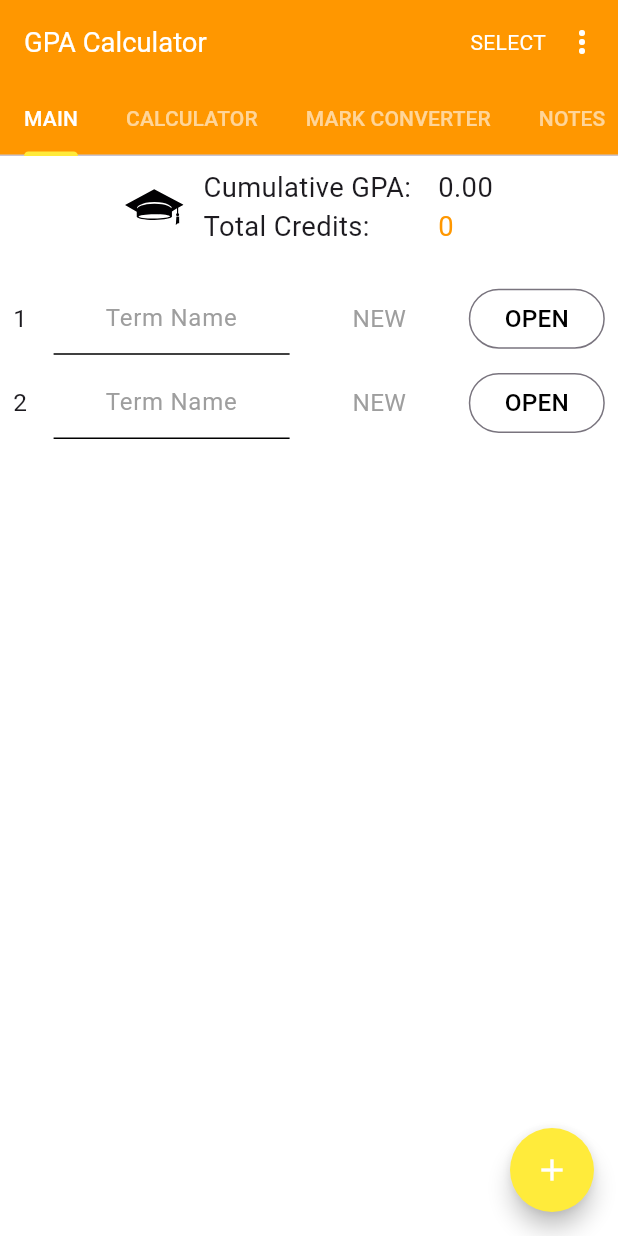
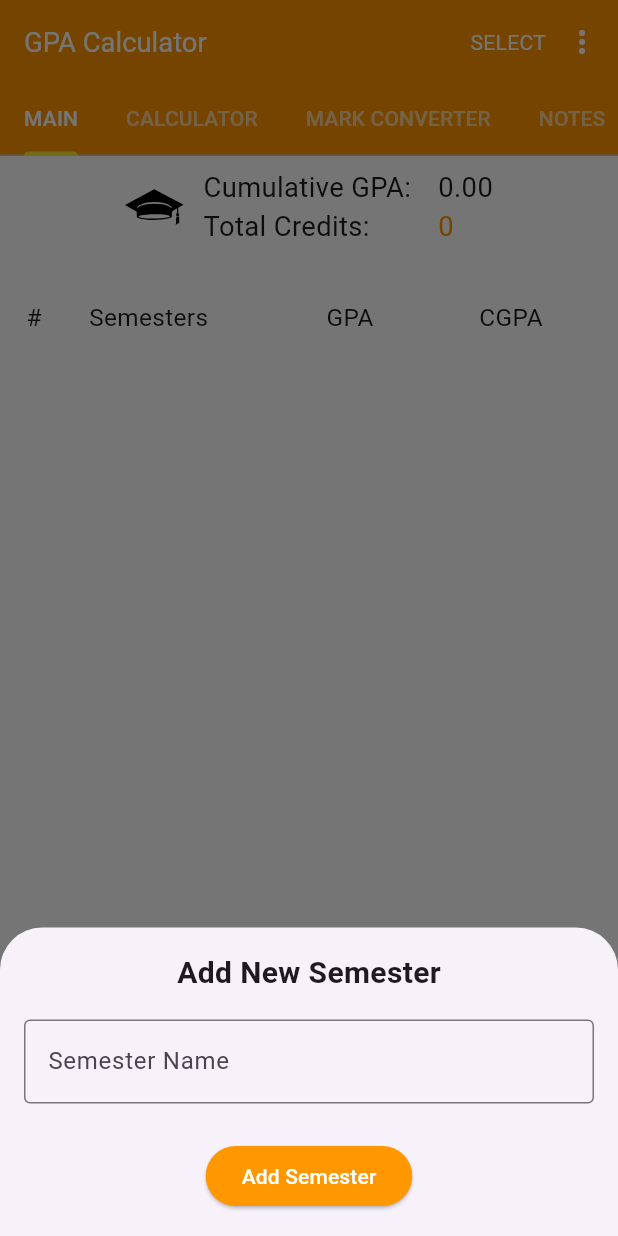
Before and after one commit to mohamed-yaseen13/GPA-Calculator, a Flutter app: the screen it shows after launch, after a tap on the "add" icon, on a phone screen of 412 x 824 dp. Run offline on Flutter 3.47's test engine with Material 3 defaults, Android fonts, the phone set to English and light mode, and no system bars; our stand-ins replace firebase_core, flutter_bloc, flutter_dotenv, flutter_screenutil, flutter_svg, freezed_annotation and 1 more; accounts and stored records are empty.

Commit message:
Edit Main Screen ui

```diff
--- a/lib/feature/application_app_bar/logic/application_app_bar_cubit.dart
+++ b/lib/feature/application_app_bar/logic/application_app_bar_cubit.dart
@@ -62,11 +62,11 @@ class ApplicationAppBarCubit extends Cubit<ApplicationAppBarState> {
     );
   }
 
-  void addSemester() {
+  void addSemester({required String name}) {
     SemesterModel newSemester = SemesterModel(
       courses: [],
       gpa: 0,
-      name: '',
+      name: name,
       selected: false,
     );
 
--- a/lib/feature/tabs/main_tab/ui/main_screen.dart
+++ b/lib/feature/tabs/main_tab/ui/main_screen.dart
@@ -1,10 +1,11 @@
 import 'package:flutter/material.dart';
 import 'package:flutter_bloc/flutter_bloc.dart';
-import 'package:gpa_calculator/core/helpers/functions.dart';
 import 'package:gpa_calculator/core/helpers/spacing.dart';
 import 'package:gpa_calculator/core/logic/gpa_calculations_cubit.dart';
 import 'package:gpa_calculator/feature/application_app_bar/logic/application_app_bar_cubit.dart';
+import 'package:gpa_calculator/feature/tabs/main_tab/ui/widgets/add_semester_bottom_sheet.dart';
 import 'package:gpa_calculator/feature/tabs/main_tab/ui/widgets/main_student_data.dart';
+import 'package:gpa_calculator/feature/tabs/main_tab/ui/widgets/main_student_header.dart';
 import 'package:gpa_calculator/feature/tabs/main_tab/ui/widgets/main_student_semesters.dart';
 
 class MainScreen extends StatelessWidget {
@@ -19,15 +20,35 @@ class MainScreen extends StatelessWidget {
           children: [
             MainStudentData(),
             verticalSpace(12),
+            MainStudentHeader(),
             MainStudentSemesters(),
           ],
         ),
       ),
       floatingActionButton: FloatingActionButton(
-        onPressed: () {
-          context.read<ApplicationAppBarCubit>().addSemester();
-          context.read<GpaCalculationsCubit>().calculateGpaAndCgpa();
-          printStudentData();
+        onPressed: () async {
+          final result = await showModalBottomSheet(
+            context: context,
+            isScrollControlled: true,
+            builder:
+                (bottomSheetContext) => BlocProvider.value(
+                  value: context.read<ApplicationAppBarCubit>(),
+                  child: Padding(
+                    padding: EdgeInsets.only(
+                      bottom:
+                          MediaQuery.of(bottomSheetContext).viewInsets.bottom,
+                    ),
+                    child: AddSemesterBottomSheet(),
+                  ),
+                ),
+          );
+
+          if (result != null) {
+            context.read<ApplicationAppBarCubit>().addSemester(
+              name: result['name'],
+            );
+            context.read<GpaCalculationsCubit>().calculateGpaAndCgpa();
+          }
         },
         backgroundColor: Colors.yellow,
         foregroundColor: Colors.white,
--- /dev/null
+++ b/lib/feature/tabs/main_tab/ui/widgets/add_semester_bottom_sheet.dart
@@ -0,0 +1,65 @@
+import 'package:flutter/material.dart';
+import 'package:flutter/services.dart';
+import 'package:gpa_calculator/core/helpers/spacing.dart';
+import 'package:gpa_calculator/core/theming/app_colors.dart';
+
+class AddSemesterBottomSheet extends StatefulWidget {
+  const AddSemesterBottomSheet({super.key});
+
+  @override
+  State<AddSemesterBottomSheet> createState() => _AddSemesterBottomSheetState();
+}
+
+class _AddSemesterBottomSheetState extends State<AddSemesterBottomSheet> {
+  final _formKey = GlobalKey<FormState>();
+  final _nameController = TextEditingController();
+  @override
+  Widget build(BuildContext context) {
+    return Container(
+      padding: EdgeInsets.all(16),
+      child: Form(
+        key: _formKey,
+        child: Column(
+          mainAxisSize: MainAxisSize.min,
+          children: [
+            Text(
+              'Add New Semester',
+              style: TextStyle(fontSize: 20, fontWeight: FontWeight.bold),
+            ),
+            verticalSpace(16),
+            TextFormField(
+              controller: _nameController,
+              inputFormatters: [LengthLimitingTextInputFormatter(20)],
+              decoration: InputDecoration(
+                labelText: 'Semester Name',
+                border: OutlineInputBorder(),
+                focusedBorder: OutlineInputBorder(
+                  borderSide: BorderSide(color: AppColors.mainOrange),
+                ),
+              ),
+              validator: (value) {
+                if (value?.isEmpty ?? true) {
+                  return 'Please enter Semester name';
+                }
+                return null;
+              },
+            ),
+            verticalSpace(24),
+            ElevatedButton(
+              onPressed: () {
+                if (_formKey.currentState!.validate()) {
+                  Navigator.pop(context, {'name': _nameController.text});
+                }
+              },
+              style: ElevatedButton.styleFrom(
+                backgroundColor: AppColors.mainOrange,
+                foregroundColor: Colors.white,
+              ),
+              child: Text('Add Semester'),
+            ),
+          ],
+        ),
+      ),
+    );
+  }
+}
--- /dev/null
+++ b/lib/feature/tabs/main_tab/ui/widgets/main_student_header.dart
@@ -0,0 +1,45 @@
+import 'package:flutter/material.dart';
+import 'package:flutter_screenutil/flutter_screenutil.dart';
+
+class MainStudentHeader extends StatelessWidget {
+  const MainStudentHeader({super.key});
+
+  @override
+  Widget build(BuildContext context) {
+    return Padding(
+      padding: EdgeInsets.symmetric(horizontal: 16.w, vertical: 16.h),
+      child: Row(
+        children: [
+          SizedBox(
+            width: 1.w,
+            child: Text('#', style: TextStyle(fontSize: 16.sp)),
+          ),
+          Expanded(
+            flex: 3,
+            child: Text(
+              'Semesters',
+              style: TextStyle(fontSize: 16.sp),
+              textAlign: TextAlign.center,
+            ),
+          ),
+          Expanded(
+            flex: 2,
+            child: Text(
+              'GPA',
+              style: TextStyle(fontSize: 16.sp),
+              textAlign: TextAlign.center,
+            ),
+          ),
+          Expanded(
+            flex: 2,
+            child: Text(
+              'CGPA',
+              style: TextStyle(fontSize: 16.sp),
+              textAlign: TextAlign.center,
+            ),
+          ),
+        ],
+      ),
+    );
+  }
+}
--- a/lib/feature/tabs/main_tab/ui/widgets/main_student_semesters.dart
+++ b/lib/feature/tabs/main_tab/ui/widgets/main_student_semesters.dart
@@ -1,42 +1,19 @@
 import 'package:flutter/material.dart';
-import 'package:flutter/services.dart';
 import 'package:flutter_bloc/flutter_bloc.dart';
 import 'package:flutter_screenutil/flutter_screenutil.dart';
 import 'package:gpa_calculator/core/helpers/extensions.dart';
-import 'package:gpa_calculator/core/helpers/spacing.dart';
 import 'package:gpa_calculator/core/logic/gpa_calculations_cubit.dart';
 import 'package:gpa_calculator/core/logic/gpa_calculations_state.dart';
 import 'package:gpa_calculator/core/routing/app_routes.dart';
-import 'package:gpa_calculator/core/theming/app_colors.dart';
 import 'package:gpa_calculator/feature/application_app_bar/logic/application_app_bar_cubit.dart';
 
-class MainStudentSemesters extends StatefulWidget {
+class MainStudentSemesters extends StatelessWidget {
   const MainStudentSemesters({super.key});
 
   @override
-  State<MainStudentSemesters> createState() => _MainStudentSemestersState();
-}
-
-class _MainStudentSemestersState extends State<MainStudentSemesters> {
-  List<TextEditingController> _controllers = [];
-
-  @override
   Widget build(BuildContext context) {
-    if (_controllers.length !=
-        context.read<ApplicationAppBarCubit>().state.semesters.length) {
-      for (var c in _controllers) {
-        c.dispose();
-      }
-      _controllers = List.generate(
-        context.read<ApplicationAppBarCubit>().state.semesters.length,
-        (i) => TextEditingController(
-          text: context.read<ApplicationAppBarCubit>().state.semesters[i].name,
-        ),
-      );
-    }
-
     return Padding(
-      padding: EdgeInsets.symmetric(horizontal: 8.w),
+      padding: EdgeInsets.symmetric(horizontal: 16.w),
       child: Column(
         children:
             context
@@ -56,7 +33,12 @@ class _MainStudentSemestersState extends State<MainStudentSemesters> {
                                 .read<ApplicationAppBarCubit>()
                                 .state
                                 .selectionMode
-                            ? IconButton(
+                            ? SizedBox(
+                              height: 24.h,
+                              width: 16.w,
+                              child: IconButton(
+                                padding: EdgeInsets.zero,
+                                constraints: BoxConstraints(),
                                 icon: Icon(
                                   semester.selected == true
                                       ? Icons.check_box
@@ -68,48 +50,47 @@ class _MainStudentSemestersState extends State<MainStudentSemesters> {
                                       .read<ApplicationAppBarCubit>()
                                       .toggleSelect(index);
                                 },
+                              ),
                             )
-                            : Text(
+                            : SizedBox(
+                              width: 1.w,
+                              child: Text(
                                 '${index + 1}',
                                 style: TextStyle(fontSize: 16.sp),
                               ),
-                        horizontalSpace(16),
+                            ),
                         Expanded(
-                          child: TextFormField(
-                            controller: _controllers[index],
-                            textAlign: TextAlign.center,
-                            inputFormatters: [
-                              LengthLimitingTextInputFormatter(15),
-                            ],
-                            decoration: InputDecoration(
-                              hintText: 'Term Name',
-                              hintStyle: TextStyle(color: Colors.grey),
-                              enabledBorder: UnderlineInputBorder(
-                                borderSide: BorderSide(color: Colors.black),
+                          flex: 3,
+                          child: Align(
+                            child: OutlinedButton(
+                              style: OutlinedButton.styleFrom(
+                                padding: EdgeInsets.symmetric(
+                                  horizontal: 18.w,
+                                  vertical: 8.h,
                                 ),
-                              focusedBorder: UnderlineInputBorder(
-                                borderSide: BorderSide(
-                                  color: AppColors.mainOrange,
+                                minimumSize: Size(0, 0),
+                              ),
+                              onPressed: () {
+                                context.pushNamed(
+                                  AppRoutes.semesterScreen,
+                                  arguments: {'semesterIndex': index},
+                                );
+                              },
+                              child: Text(
+                                semester.name,
+                                style: TextStyle(fontSize: 16.sp),
                               ),
                             ),
                           ),
-                            onChanged: (value) {
-                              context
-                                  .read<ApplicationAppBarCubit>()
-                                  .state
-                                  .semesters[index]
-                                  .name = value;
-                            },
                         ),
-                        ),
-                        horizontalSpace(38),
                         BlocBuilder<GpaCalculationsCubit, GpaCalculationsState>(
                           builder: (context, state) {
-                            return Text(
+                            return Expanded(
+                              flex: 2,
+                              child: Text(
                                 semester.courses.isNotEmpty
-                                  ? state.semesters[index].gpa.toStringAsFixed(
-                                    2,
-                                  )
+                                    ? state.semesters[index].gpa
+                                        .toStringAsFixed(2)
                                     : 'NEW',
                                 style: TextStyle(
                                   fontSize: 16.sp,
@@ -118,24 +99,31 @@ class _MainStudentSemestersState extends State<MainStudentSemesters> {
                                           ? Colors.black
                                           : Colors.grey,
                                 ),
+                                textAlign: TextAlign.center,
+                              ),
                             );
                           },
                         ),
-                        horizontalSpace(38),
-                        OutlinedButton(
-                          onPressed: () {
-                            context.pushNamed(
-                              AppRoutes.semesterScreen,
-                              arguments: {'semesterIndex': index},
+                        BlocBuilder<GpaCalculationsCubit, GpaCalculationsState>(
+                          builder: (context, state) {
+                            return Expanded(
+                              flex: 2,
+                              child: Text(
+                                semester.courses.isNotEmpty
+                                    ? state.semesters[index].cgpaChanged
+                                        .toStringAsFixed(2)
+                                    : "NEW",
+                                style: TextStyle(
+                                  fontSize: 16.sp,
+                                  color:
+                                      semester.courses.isNotEmpty
+                                          ? Colors.black
+                                          : Colors.grey,
+                                ),
+                                textAlign: TextAlign.center,
+                              ),
                             );
                           },
-                          child: Text(
-                            'OPEN',
-                            style: TextStyle(
-                              fontSize: 16.sp,
-                              color: Colors.black,
-                            ),
-                          ),
                         ),
                       ],
                     ),
--- a/lib/main.dart
+++ b/lib/main.dart
@@ -21,14 +21,5 @@ Future<void> initHive() async {
   Hive.registerAdapter(SemesterModelAdapter());
   Hive.registerAdapter(StudentModelAdapter());
   Box box = await Hive.openBox('studentData');
-  box.put(
-    'default',
-    StudentModel(
-      cgpa: 0,
-      semesters: [
-        SemesterModel(courses: [], gpa: 0, name: '', selected: false),
-      ],
-      totalCredits: 0,
-    ),
-  );
+  box.put('default', StudentModel(cgpa: 0, semesters: [], totalCredits: 0));
 }
```
Also changed, not shown: lib/feature/semester/ui/semester_screen.dart (+2 -44 lines), lib/feature/semester/ui/widgets/semester_screen_body.dart (+2 -12 lines), lib/feature/semester/ui/widgets/semester_screen_body_course_row.dart (+1 -7 lines), lib/feature/semester/ui/widgets/semester_screen_body_logo_and_gpa.dart (+56 -11 lines). Lines whose indentation alone changed are shown as unchanged.
